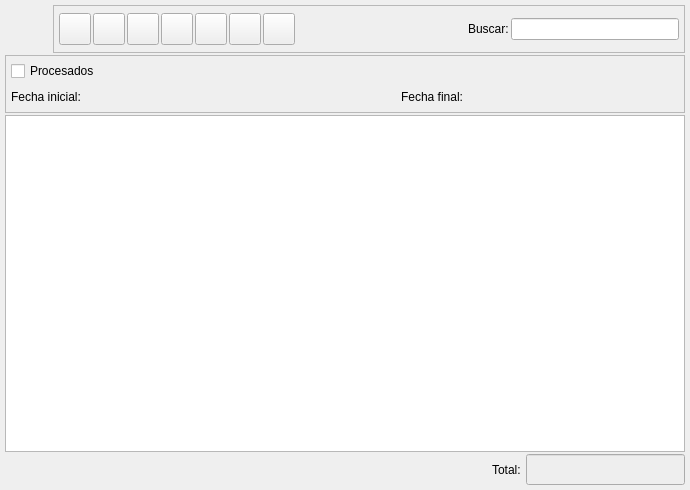
eboladev/Bulmages-1, file bulmages/bulmafact/src/pedidosclientelistbase.ui: the form before one commit.
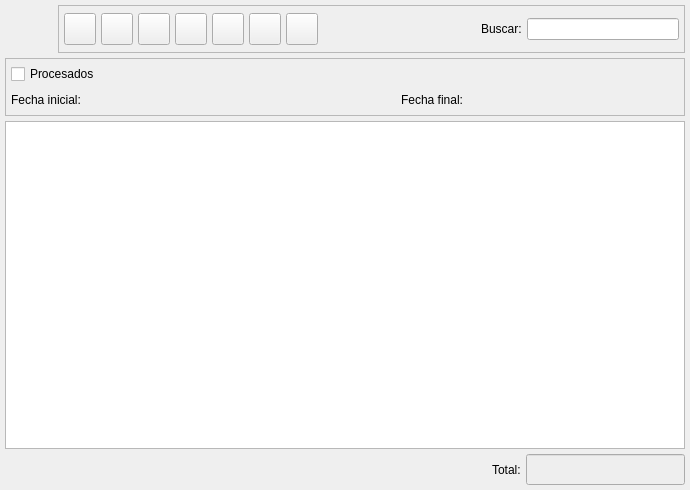
The form after the commit. Icons and pictures are not drawn. Custom widgets are drawn as their Qt base class.

The edit to the form file:
```diff
--- a/bulmages/bulmafact/src/pedidosclientelistbase.ui
+++ b/bulmages/bulmafact/src/pedidosclientelistbase.ui
@@ -24,7 +24,7 @@
     <number>5</number>
    </property>
    <property name="spacing" >
-    <number>2</number>
+    <number>5</number>
    </property>
    <item>
     <layout class="QHBoxLayout" >
@@ -32,7 +32,7 @@
       <number>0</number>
      </property>
      <property name="spacing" >
-      <number>0</number>
+      <number>5</number>
      </property>
      <item>
       <widget class="QLabel" name="label" >
@@ -69,7 +69,7 @@
          <number>5</number>
         </property>
         <property name="spacing" >
-         <number>2</number>
+         <number>5</number>
         </property>
         <item>
          <widget class="QToolButton" name="mui_crear" >
```
